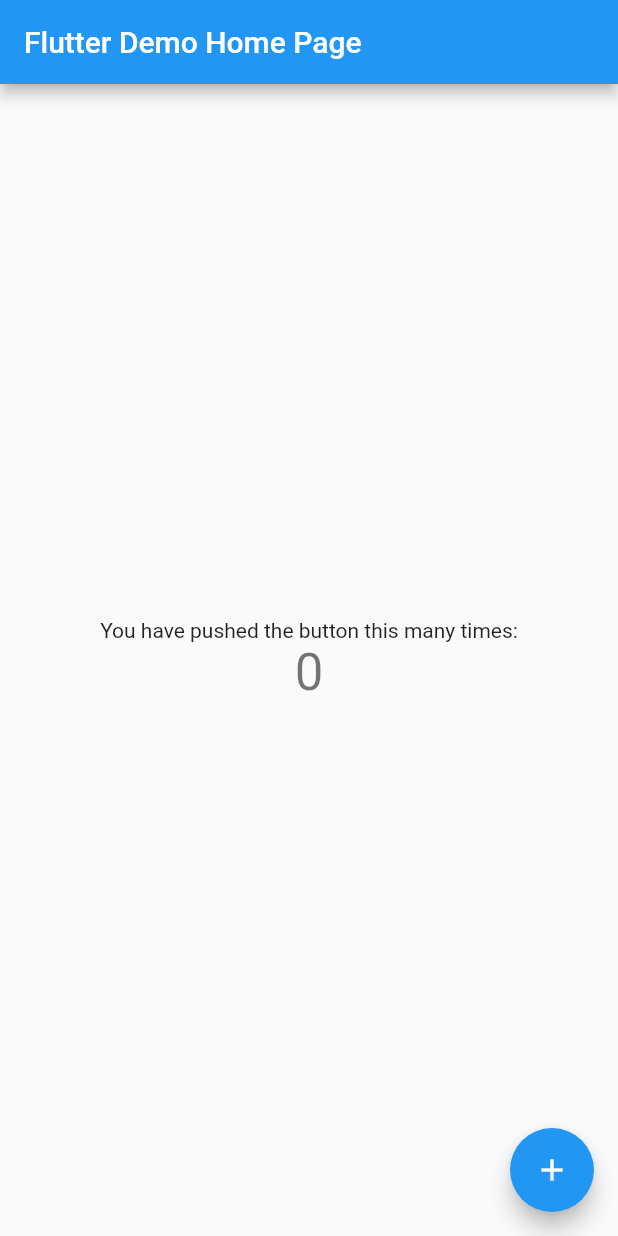
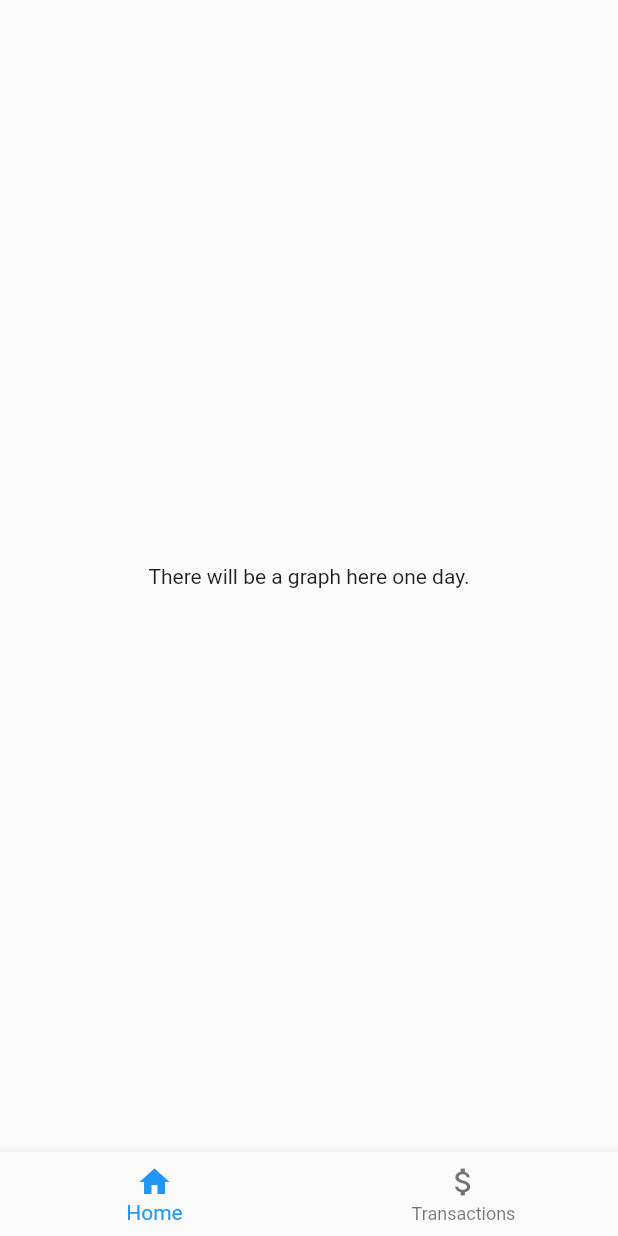
Before and after one commit to jackpeplinski/western-waffle, a Flutter app: the screen it shows after launch, on a phone screen of 412 x 824 dp. Run offline on Flutter 3.47's test engine with Material 2 defaults, Android fonts, the phone set to English and light mode, and no system bars.

Commit message:
Added new home page and navigation bar

```diff
--- /dev/null
+++ b/lib/Home.dart
@@ -0,0 +1,22 @@
+import 'package:flutter/material.dart';
+
+class Home extends StatefulWidget {
+  @override
+  _HomeState createState() => _HomeState();
+}
+
+class _HomeState extends State<Home> {
+  @override
+  Widget build(BuildContext context) {
+    return Scaffold(
+      body: Center(
+        child: Column(
+          mainAxisAlignment: MainAxisAlignment.center,
+            children: <Widget>[
+              Text('There will be a graph here one day.',),
+            ],
+        ),
+      ),
+    );
+  }
+}
--- a/lib/screens/transactions_page2.dart
+++ b/lib/Transactions.dart
@@ -1,9 +1,5 @@
 import 'package:flutter/material.dart';
-import 'transaction.dart';
-
-void main() => runApp(MaterialApp(
-  home: TransactionsPage(),
-));
+import 'TransactionsClass.dart';
 
 class TransactionsPage extends StatefulWidget {
   @override
--- a/lib/main.dart
+++ b/lib/main.dart
@@ -1,111 +1,56 @@
 import 'package:flutter/material.dart';
+import './Home.dart';
+import './Transactions.dart';
 
-void main() => runApp(MyApp());
+void main() => runApp(WesternFood());
 
-class MyApp extends StatelessWidget {
-  // This widget is the root of your application.
+class WesternFood extends StatefulWidget {
+  @override
+  _WesternFoodState createState() => _WesternFoodState();
+}
+
+class _WesternFoodState extends State<WesternFood> {
+  //underscore variables e.g. '_selectedTab' are only variables in the page where they are present
+  int _selectedTab = 0;
+  final _potentialTabs = [
+    //pages here must be listed in the same order that they are listed in the navigation bar widget below
+    Home(),
+    TransactionsPage(),
+    //Settings(),
+  ];
   @override
   Widget build(BuildContext context) {
     return MaterialApp(
-      title: 'Flutter Demo',
-      theme: ThemeData(
-        // This is the theme of your application.
-        //
-        // Try running your application with "flutter run". You'll see the
-        // application has a blue toolbar. Then, without quitting the app, try
-        // changing the primarySwatch below to Colors.green and then invoke
-        // "hot reload" (press "r" in the console where you ran "flutter run",
-        // or simply save your changes to "hot reload" in a Flutter IDE).
-        // Notice that the counter didn't reset back to zero; the application
-        // is not restarted.
-        primarySwatch: Colors.blue,
+      home: Scaffold(
+        //???don't understand syntax for body below
+        body: _potentialTabs[_selectedTab],
+        //???isn't it redundant to have 'bottomNavigationBar: BottomNavigationBar(' why not just 'BottomNavigationBar('
+        bottomNavigationBar: BottomNavigationBar(
+          currentIndex: _selectedTab,
+          //don't understand syntax for onTap below
+          onTap:(int index){
+            setState((){
+              _selectedTab = index;
+            });//setState
+          },//onTap
+          items: [
+            BottomNavigationBarItem(
+              icon: Icon(Icons.home),
+              title: Text('Home'),
+            ),
+            BottomNavigationBarItem(
+            //could also use .access_time as an icon and then use .attach_money as icon for adding profits
+              icon: Icon(Icons.attach_money),
+              title: Text('Transactions'),
+            ),
+            //uncomment to the following section when settings has been added
+            /*BottomNavigationBarItem(
+              icon: Icon(Icons.settings),
+              title: Text('Settings'),
+            ),*/
+          ], //items
+        ),
       ),
-      home: MyHomePage(title: 'Flutter Demo Home Page'),
     );
   }
 }
-
-class MyHomePage extends StatefulWidget {
-  MyHomePage({Key key, this.title}) : super(key: key);
-
-  // This widget is the home page of your application. It is stateful, meaning
-  // that it has a State object (defined below) that contains fields that affect
-  // how it looks.
-
-  // This class is the configuration for the state. It holds the values (in this
-  // case the title) provided by the parent (in this case the App widget) and
-  // used by the build method of the State. Fields in a Widget subclass are
-  // always marked "final".
-
-  final String title;
-
-  @override
-  _MyHomePageState createState() => _MyHomePageState();
-}
-
-class _MyHomePageState extends State<MyHomePage> {
-  int _counter = 0;
-
-  void _incrementCounter() {
-    setState(() {
-      // This call to setState tells the Flutter framework that something has
-      // changed in this State, which causes it to rerun the build method below
-      // so that the display can reflect the updated values. If we changed
-      // _counter without calling setState(), then the build method would not be
-      // called again, and so nothing would appear to happen.
-      _counter++;
-    });
-  }
-
-  @override
-  Widget build(BuildContext context) {
-    // This method is rerun every time setState is called, for instance as done
-    // by the _incrementCounter method above.
-    //
-    // The Flutter framework has been optimized to make rerunning build methods
-    // fast, so that you can just rebuild anything that needs updating rather
-    // than having to individually change instances of widgets.
-    return Scaffold(
-      appBar: AppBar(
-        // Here we take the value from the MyHomePage object that was created by
-        // the App.build method, and use it to set our appbar title.
-        title: Text(widget.title),
-      ),
-      body: Center(
-        // Center is a layout widget. It takes a single child and positions it
-        // in the middle of the parent.
-        child: Column(
-          // Column is also a layout widget. It takes a list of children and
-          // arranges them vertically. By default, it sizes itself to fit its
-          // children horizontally, and tries to be as tall as its parent.
-          //
-          // Invoke "debug painting" (press "p" in the console, choose the
-          // "Toggle Debug Paint" action from the Flutter Inspector in Android
-          // Studio, or the "Toggle Debug Paint" command in Visual Studio Code)
-          // to see the wireframe for each widget.
-          //
-          // Column has various properties to control how it sizes itself and
-          // how it positions its children. Here we use mainAxisAlignment to
-          // center the children vertically; the main axis here is the vertical
-          // axis because Columns are vertical (the cross axis would be
-          // horizontal).
-          mainAxisAlignment: MainAxisAlignment.center,
-          children: <Widget>[
-            Text(
-              'You have pushed the button this many times:',
-            ),
-            Text(
-              '$_counter',
-              style: Theme.of(context).textTheme.display1,
-            ),
-          ],
-        ),
-      ),
-      floatingActionButton: FloatingActionButton(
-        onPressed: _incrementCounter,
-        tooltip: 'Increment',
-        child: Icon(Icons.add),
-      ), // This trailing comma makes auto-formatting nicer for build methods.
-    );
-  }
-}
--- a/lib/screens/graph.dart
+++ /dev/null
@@ -1,2 +0,0 @@
-import 'package:flutter/material.dart';
-import 'transaction.dart';
--- a/pubspec.yaml
+++ b/pubspec.yaml
@@ -20,6 +20,9 @@ dependencies:
   flutter:
     sdk: flutter
 
+  #The following adds charting abilities to the application.
+  charts_flutter: ^0.8.1
+
   # The following adds the Cupertino Icons font to your application.
   # Use with the CupertinoIcons class for iOS style icons.
   cupertino_icons: ^0.1.2
@@ -27,7 +30,6 @@ dependencies:
 dev_dependencies:
   flutter_test:
     sdk: flutter
-
 
 # For information on the generic Dart part of this file, see the
 # following page: https://dart.dev/tools/pub/pubspec
```
Also changed, not shown: lib/TransactionsClass.dart (renamed from lib/screens/transaction.dart), pubspec.lock, 5 other files.
